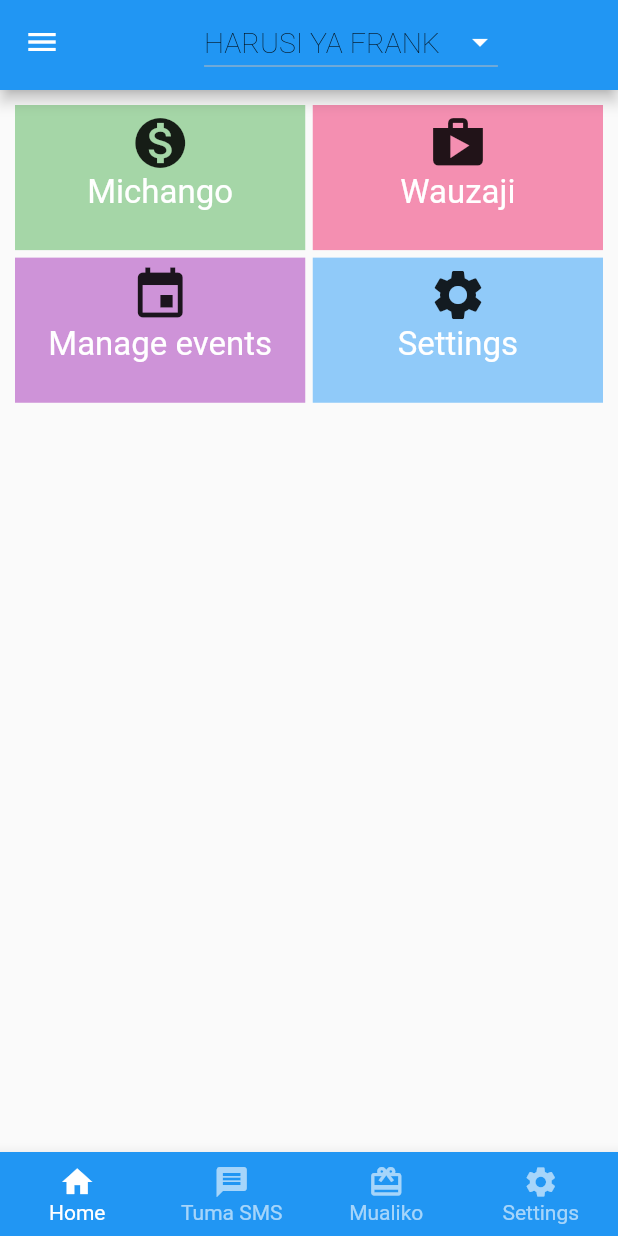
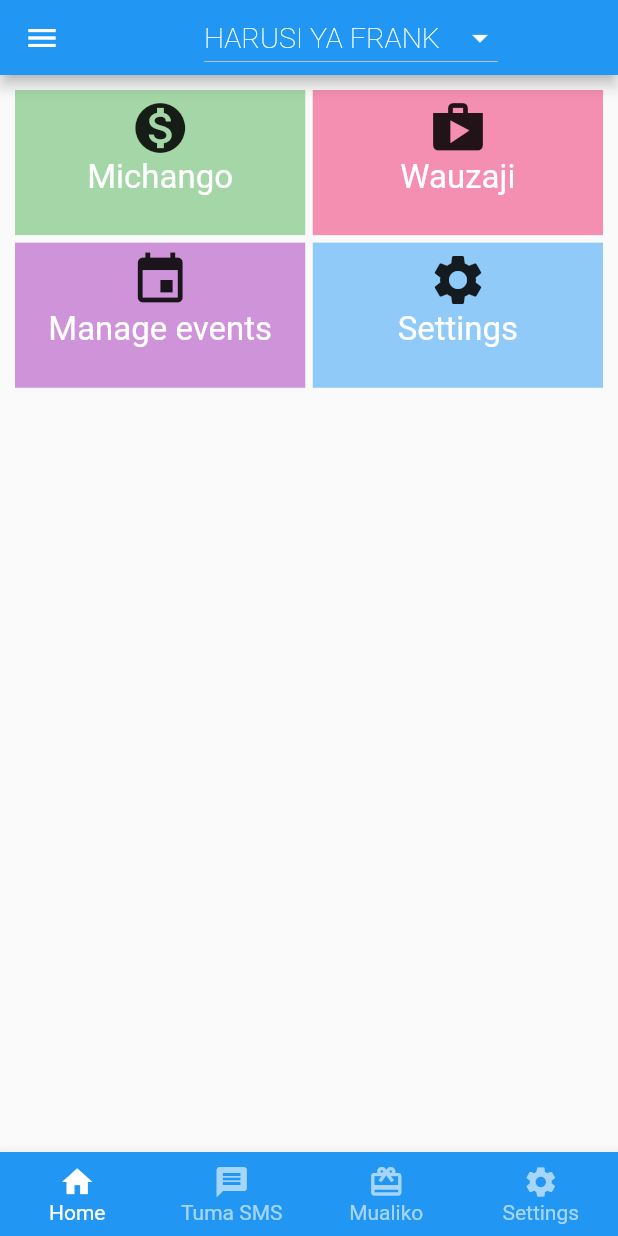
Before and after one commit to gabbymushi/michango_app, a Flutter app: the screen it shows after launch, on a phone screen of 412 x 824 dp. Run offline on Flutter 3.47's test engine with Material 2 defaults, Android fonts, the phone set to English and light mode, and no system bars; Roboto replaces fonts that are missing (Encode Sans).

Commit message:
reduce the height

```diff
--- a/lib/pages/widgets/shared/michango_app_bar.dart
+++ b/lib/pages/widgets/shared/michango_app_bar.dart
@@ -2,7 +2,7 @@ import 'package:flutter/material.dart';
 
 class MichangoAppBar extends StatelessWidget implements PreferredSizeWidget{
   @override
-  Size get preferredSize => const Size.fromHeight(60);
+  Size get preferredSize => const Size.fromHeight(50);
   @override
   Widget build(BuildContext context) {
     return AppBar(
@@ -16,7 +16,7 @@ class MichangoAppBar extends StatelessWidget implements PreferredSizeWidget{
           iconSize: 24,
           elevation: 16,
           style: TextStyle(
-              color: Colors.black,
+              color: Colors.white,
               fontSize: 19,
               fontWeight: FontWeight.w200,
               fontFamily: 'Encode Sans'),
```
